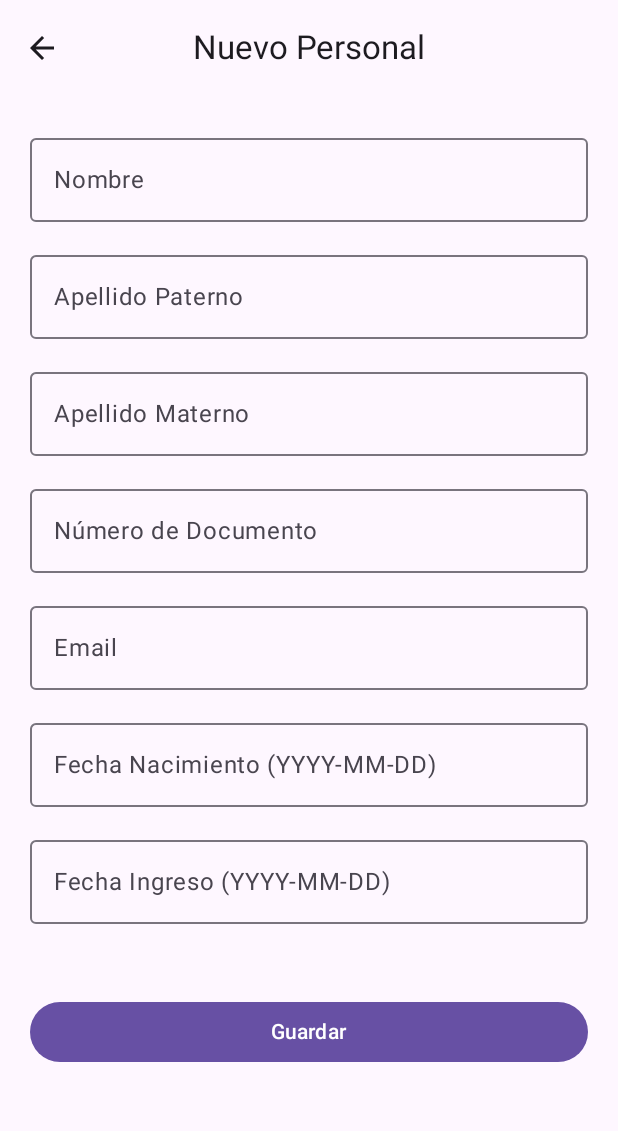
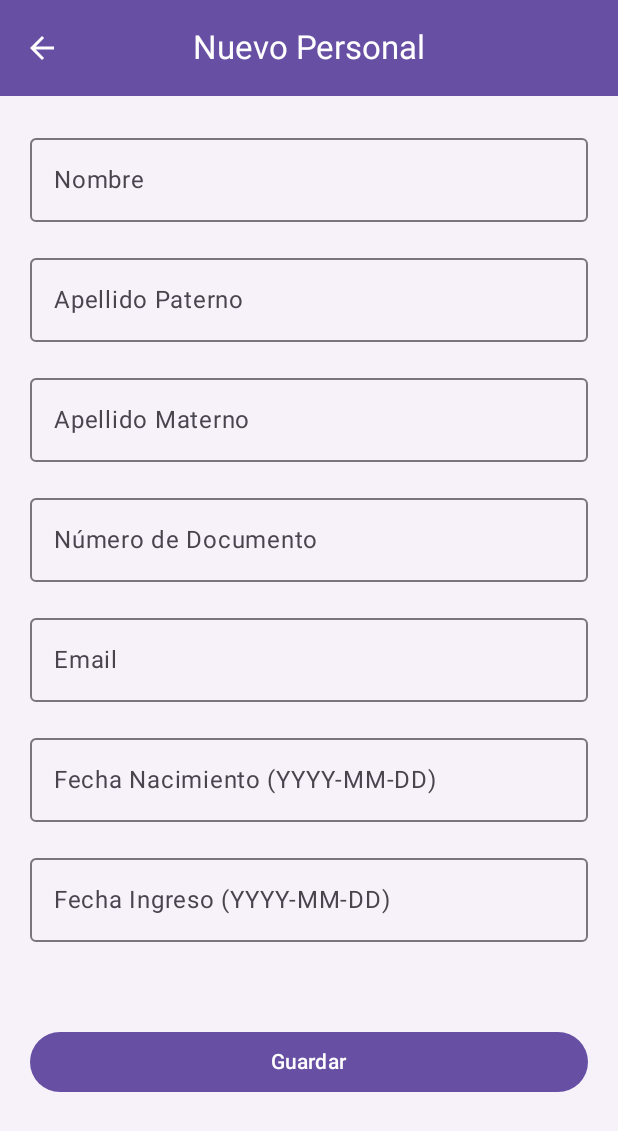
Before and after one commit to ThiagoIcochea/ProyectoDesarrolloMovil, an Android app built with Jetpack Compose: the PersonalFormScreen screen opened through its navigation route, on a phone screen of 412 x 824 dp. Shown: the top 1131 px of the screen. Run offline under Robolectric (Android 15) with nearby library versions, the phone set to English and light mode, and no system bars.

Commit message:
mejora ui ux en el formulario para agregar personal o editar

```diff
--- a/Frontend/app/src/main/java/com/example/gestindeasistencia/ui/screens/personal/PersonalFormScreen.kt
+++ b/Frontend/app/src/main/java/com/example/gestindeasistencia/ui/screens/personal/PersonalFormScreen.kt
@@ -1,11 +1,15 @@
 package com.example.gestindeasistencia.ui.screens.personal
 
 import androidx.compose.foundation.layout.*
+import androidx.compose.foundation.rememberScrollState
+import androidx.compose.foundation.verticalScroll
 import androidx.compose.material.icons.Icons
+import androidx.compose.material.icons.automirrored.filled.ArrowBack
 import androidx.compose.material.icons.filled.ArrowBack
 import androidx.compose.material3.*
 import androidx.compose.runtime.*
 import androidx.compose.ui.Modifier
+import androidx.compose.ui.graphics.Color
 import androidx.compose.ui.unit.dp
 import com.example.gestindeasistencia.data.models.CargoDto
 import com.example.gestindeasistencia.data.models.DocumentoDto
@@ -15,7 +19,7 @@ import com.example.gestindeasistencia.viewmodels.PersonalViewModel
 @OptIn(ExperimentalMaterial3Api::class)
 @Composable
 fun PersonalFormScreen(
-    idPersonal: Int?,                      // NULL = crear
+    idPersonal: Int?,
     viewModel: PersonalViewModel,
     onBack: () -> Unit,
     onSaved: () -> Unit
@@ -57,23 +61,31 @@ fun PersonalFormScreen(
         topBar = {
             CenterAlignedTopAppBar(
                 title = { Text(if (idPersonal == null) "Nuevo Personal" else "Editar Personal") },
+                colors = TopAppBarDefaults.centerAlignedTopAppBarColors(
+                    containerColor = Color(0xFF6750A4),
+                    titleContentColor = Color.White,
+                    navigationIconContentColor = Color.White
+                ),
                 navigationIcon = {
                     IconButton(onClick = onBack) {
-                        Icon(Icons.Default.ArrowBack, contentDescription = "Atrás")
+                        Icon(Icons.AutoMirrored.Filled.ArrowBack, contentDescription = "Atrás")
                     }
                 }
             )
-        }
+        },
+        containerColor = MaterialTheme.colorScheme.surfaceContainerLow
     ) { padding ->
 
         Column(
             modifier = Modifier
                 .padding(padding)
+                .verticalScroll(rememberScrollState())
                 .padding(20.dp)
                 .fillMaxWidth(),
-            verticalArrangement = Arrangement.spacedBy(14.dp)
+            verticalArrangement = Arrangement.spacedBy(16.dp) // Espaciado consistente
         ) {
 
+            // Campos del formulario
             OutlinedTextField(
                 value = nombre,
                 onValueChange = { nombre = it },
@@ -123,13 +135,14 @@ fun PersonalFormScreen(
                 modifier = Modifier.fillMaxWidth()
             )
 
-            Spacer(Modifier.height(20.dp))
+            Spacer(Modifier.height(24.dp))
 
+            // Botón de Guardar/Actualizar
             Button(
                 onClick = {
                     val dto = PersonalDto(
                         idPersonal = idPersonal,
-                        cargo = detalle?.cargo ?: CargoDto(1, "Empleado de Planta","ACTIVO"), // OJO
+                        cargo = detalle?.cargo ?: CargoDto(1, "Empleado de Planta","ACTIVO"),
                         documento = detalle?.documento ?: DocumentoDto(1, "DNI"),
                         nombre = nombre,
                         apellPaterno = apellPaterno,
@@ -145,7 +158,8 @@ fun PersonalFormScreen(
                     else
                         viewModel.actualizar(idPersonal, dto)
                 },
-                modifier = Modifier.fillMaxWidth()
+                modifier = Modifier.fillMaxWidth(),
+                colors = ButtonDefaults.buttonColors(containerColor = Color(0xFF6750A4)) // Color primario
             ) {
                 Text(if (idPersonal == null) "Guardar" else "Actualizar")
             }
```
